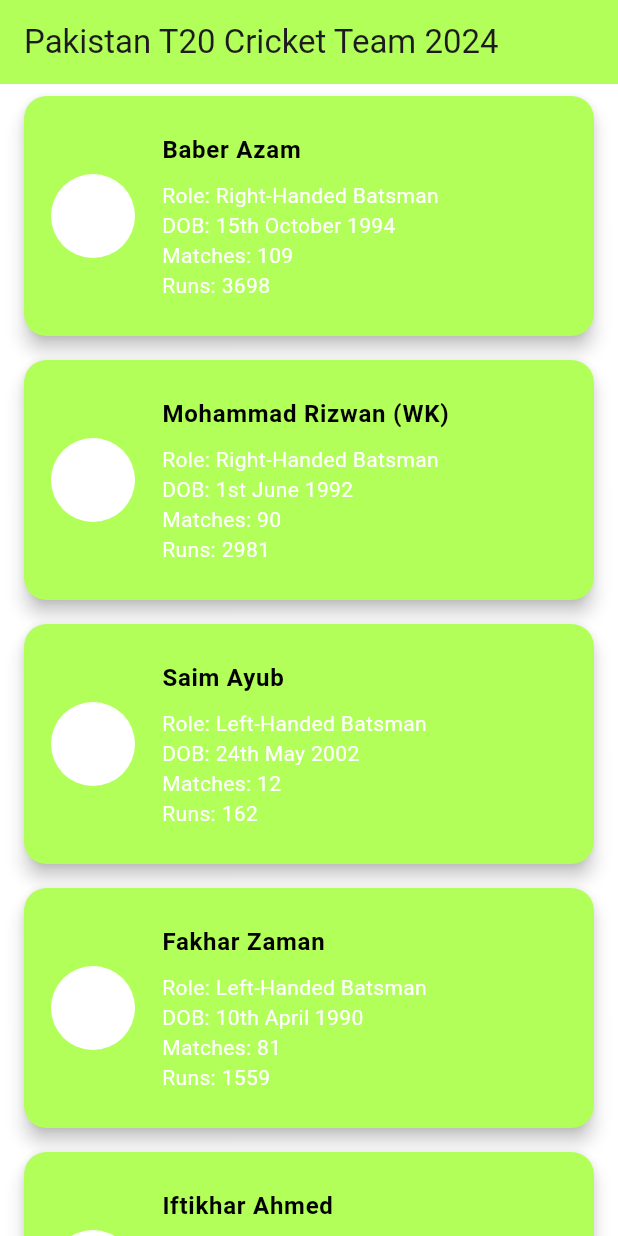
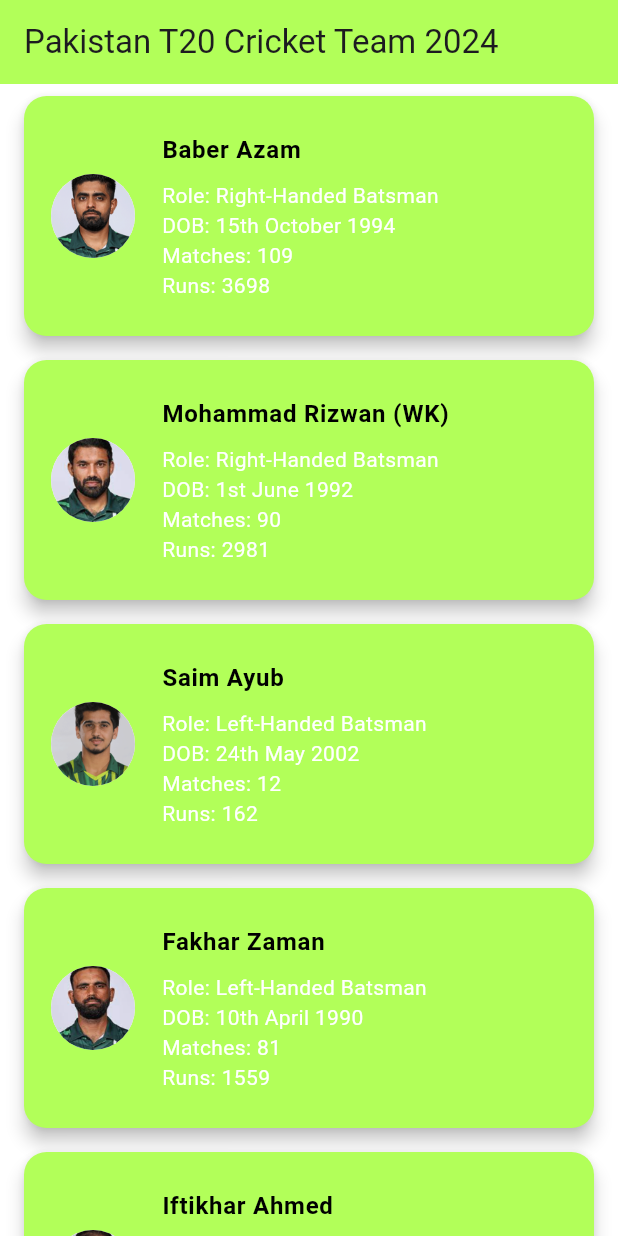
Before and after one commit to abdulmoiz69/T20_Pakistan_Cricket_Team_Flutter_Assignment_2, a Flutter app: the screen it shows after launch, on a phone screen of 412 x 824 dp. Run offline on Flutter 3.47's test engine with Material 3 defaults, Android fonts, the phone set to English and light mode, and no system bars.

Commit message:
added pics!

```diff
--- a/lib/batsman.dart
+++ b/lib/batsman.dart
@@ -5,6 +5,7 @@ class Batsman {
   final String dob;
   final int matches;
   final int runs;
+  String image;
   //final String imageUrl;
 
   Batsman({
@@ -13,6 +14,7 @@ class Batsman {
     required this.dob,
     required this.matches,
     required this.runs,
+    required this.image,
     //required this.imageUrl,
   });
 }
@@ -24,6 +26,7 @@ class Bowlers {
   final String dob;
   final int matches;
   final int wickets;
+  String image;
 
   Bowlers({
     required this.name,
@@ -31,30 +34,31 @@ class Bowlers {
     required this.dob,
     required this.matches,
     required this.wickets,
+    required this.image,
   });
 }
 
 
 // Sample batsman data
 List<Batsman> pakistanBatsmen = [
-  Batsman(name: "Baber Azam", role: "Right-Handed Batsman", dob: "15th October 1994",matches:109, runs: 3698 ),
-  Batsman(name: "Mohammad Rizwan (WK)", role: "Right-Handed Batsman", dob: "1st June 1992",matches:90, runs: 2981 ),
-  Batsman(name: "Saim Ayub", role: "Left-Handed Batsman", dob: "24th May 2002",matches:12, runs:162 ),
-  Batsman(name: "Fakhar Zaman", role: "Left-Handed Batsman", dob: "10th April 1990",matches:81, runs:1559 ),
-  Batsman(name: "Iftikhar Ahmed", role: "Right-Handed Batsman", dob: "3rd September 1990",matches:54, runs:858 ),
-  Batsman(name: "Azam Khan (WK)", role: "Right-Handed Batsman", dob: "10th August 1998",matches:16, runs:739 ),
-  Batsman(name: "Haseebullah Khan (WK)", role: "Left-Handed Batsman", dob: "20th March 2003",matches:1, runs:0 ),
-  Batsman(name: "Muhammad Nawaz", role: "Alrounder", dob: "21st March 1994",matches:60, runs:477 ),
-  Batsman(name: "Sahibzada farhan", role: "Right-Handed Batsman", dob: "6th March 1996",matches: 5 , runs:60),
+  Batsman(name: "Baber Azam", role: "Right-Handed Batsman", dob: "15th October 1994",matches:109, runs: 3698,image: "assets/images/baber.png" ),
+  Batsman(name: "Mohammad Rizwan (WK)", role: "Right-Handed Batsman", dob: "1st June 1992",matches:90, runs: 2981 ,image: "assets/images/rizwan.png"),
+  Batsman(name: "Saim Ayub", role: "Left-Handed Batsman", dob: "24th May 2002",matches:12, runs:162 ,image: "assets/images/saim.png"),
+  Batsman(name: "Fakhar Zaman", role: "Left-Handed Batsman", dob: "10th April 1990",matches:81, runs:1559, image: "assets/images/fakhar.png"),
+  Batsman(name: "Iftikhar Ahmed", role: "Right-Handed Batsman", dob: "3rd September 1990",matches:54, runs:858, image: "assets/images/iftikhar.png"),
+  Batsman(name: "Azam Khan (WK)", role: "Right-Handed Batsman", dob: "10th August 1998",matches:16, runs:739 ,image: "assets/images/azam.png"),
+  Batsman(name: "Haseebullah Khan (WK)", role: "Left-Handed Batsman", dob: "20th March 2003",matches:1, runs:0, image: "assets/images/haseeb.png"),
+  Batsman(name: "Muhammad Nawaz", role: "Alrounder", dob: "21st March 1994",matches:60, runs:477 ,image: "assets/images/nawaz.png"),
+  Batsman(name: "Sahibzada farhan", role: "Right-Handed Batsman", dob: "6th March 1996",matches: 5 , runs:60,image: "assets/images/sahibzada.png"),
 ];
 
 List<Bowlers> pakistanBowlers = [
-  Bowlers(name: "Shaheen Afridi (C)", role: "Left-arm Fast Bowler", dob: "6th April 2000", matches: 57, wickets: 73),
-  Bowlers(name: "Haris Rauf", role: "Right-arm Fast Bowler", dob: "7th November 1993",matches:66  , wickets:90 ),
-  Bowlers(name: "Muhammad Wasim Jnr", role: "Right-arm Medium Fast Bowler", dob: "25th August 2001",matches:29  , wickets:36 ),
-  Bowlers(name: "Aamir Jamal", role: "Right-arm Medium Fast Bowler", dob: "5th July 1996", matches:6 , wickets:2),
-  Bowlers(name: "Abbas Afridi", role: "Right-arm Medium Fast Bowler", dob: "5th April 2001",matches:3 , wickets:5),
-  Bowlers(name: "Usama Mir", role: "Right-arm Leg Spin Bowler", dob: "23rd December 1995",matches:3 , wickets:2 ),
-  Bowlers(name: "Zaman Khan", role: "Right-arm Fast Bowler", dob: "10th September 2001",matches:9  , wickets:6 ),
+  Bowlers(name: "Shaheen Afridi (C)", role: "Left-arm Fast Bowler", dob: "6th April 2000", matches: 57, wickets: 73,image: "assets/images/shaheen.png"),
+  Bowlers(name: "Haris Rauf", role: "Right-arm Fast Bowler", dob: "7th November 1993",matches:66  , wickets:90,image: "assets/images/haris.png" ),
+  Bowlers(name: "Muhammad Wasim Jnr", role: "Right-arm Medium Fast Bowler", dob: "25th August 2001",matches:29  , wickets:36,image: "assets/images/wasim.png" ),
+  Bowlers(name: "Aamir Jamal", role: "Right-arm Medium Fast Bowler", dob: "5th July 1996", matches:6 , wickets:2,image: "assets/images/amir.png"),
+  Bowlers(name: "Abbas Afridi", role: "Right-arm Medium Fast Bowler", dob: "5th April 2001",matches:3 , wickets:5,image: "assets/images/abbass.png"),
+  Bowlers(name: "Usama Mir", role: "Right-arm Leg Spin Bowler", dob: "23rd December 1995",matches:3 , wickets:2,image: "assets/images/usama.png" ),
+  Bowlers(name: "Zaman Khan", role: "Right-arm Fast Bowler", dob: "10th September 2001",matches:9  , wickets:6 ,image: "assets/images/zaman.png"),
 
 ];
--- a/lib/batsman_list.dart
+++ b/lib/batsman_list.dart
@@ -1,5 +1,4 @@
 // batsman_list.dart
-
 import 'package:flutter/material.dart';
 import 'batsman.dart';
 
@@ -25,10 +24,13 @@ class BatsmanList extends StatelessWidget {
         child: ListView.builder(
           itemCount: combinedList.length,
           itemBuilder: (context, index) {
+            String imageUrl = "";
+
             // Use a conditional statement to determine whether to display batsman or bowler data
             if (combinedList[index] is Batsman) {
               // Display batsman data
               Batsman batsman = combinedList[index] as Batsman;
+              //imageUrl = batsman.image;
               return Card(
                 elevation: 5,
                 margin: EdgeInsets.symmetric(vertical: 8, horizontal: 16),
@@ -40,7 +42,7 @@ class BatsmanList extends StatelessWidget {
                   contentPadding: EdgeInsets.all(16),
                   leading: CircleAvatar(
                     radius: 30,
-                   // backgroundImage: NetworkImage(combinedList[index].https://images.app.goo.gl/925kfHMxZS7PLNAEA),
+                    backgroundImage: AssetImage(batsman.image),
                     backgroundColor: Colors.white,
                   ),
                   title: Text(
@@ -70,7 +72,6 @@ class BatsmanList extends StatelessWidget {
                         'Runs: ${batsman.runs}',
                         style: TextStyle(color: Colors.white),
                       ),
-
                     ],
                   ),
                 ),
@@ -78,6 +79,7 @@ class BatsmanList extends StatelessWidget {
             } else if (combinedList[index] is Bowlers) {
               // Display bowler data
               Bowlers bowler = combinedList[index] as Bowlers;
+              // ... (if needed, you can set a default image for bowlers)
               return Card(
                 elevation: 5,
                 margin: EdgeInsets.symmetric(vertical: 8, horizontal: 16),
@@ -89,6 +91,7 @@ class BatsmanList extends StatelessWidget {
                   contentPadding: EdgeInsets.all(16),
                   leading: CircleAvatar(
                     radius: 30,
+                    backgroundImage: AssetImage(bowler.image),
                     backgroundColor: Colors.white,
                   ),
                   title: Text(
--- a/pubspec.yaml
+++ b/pubspec.yaml
@@ -30,7 +30,7 @@ environment:
 dependencies:
   flutter:
     sdk: flutter
-  cached_network_image: ^3.3.1
+
 
 dev_dependencies:
   flutter_test:
@@ -55,8 +55,8 @@ flutter:
   uses-material-design: true
 
   # To add assets to your application, add an assets section, like this:
-  # assets:
-  #   - images/a_dot_burr.jpeg
+  assets:
+    - assets/images/
   #   - images/a_dot_ham.jpeg
 
   # An image asset can refer to one or more resolution-specific "variants", see
```
Also changed, not shown: assets/images/abbass.png (added), assets/images/abdullah.png (added), assets/images/amir.png (added), assets/images/azam.png (added), assets/images/baber.png (added), assets/images/fakhar.png (added), assets/images/haris.png (added), assets/images/haseeb.png (added), assets/images/iftikhar.png (added), assets/images/nawaz.png (added), assets/images/rizwan.png (added), assets/images/sahibzada.png (added), assets/images/saim.png (added), assets/images/shaheen.png (added), 4 more files.
